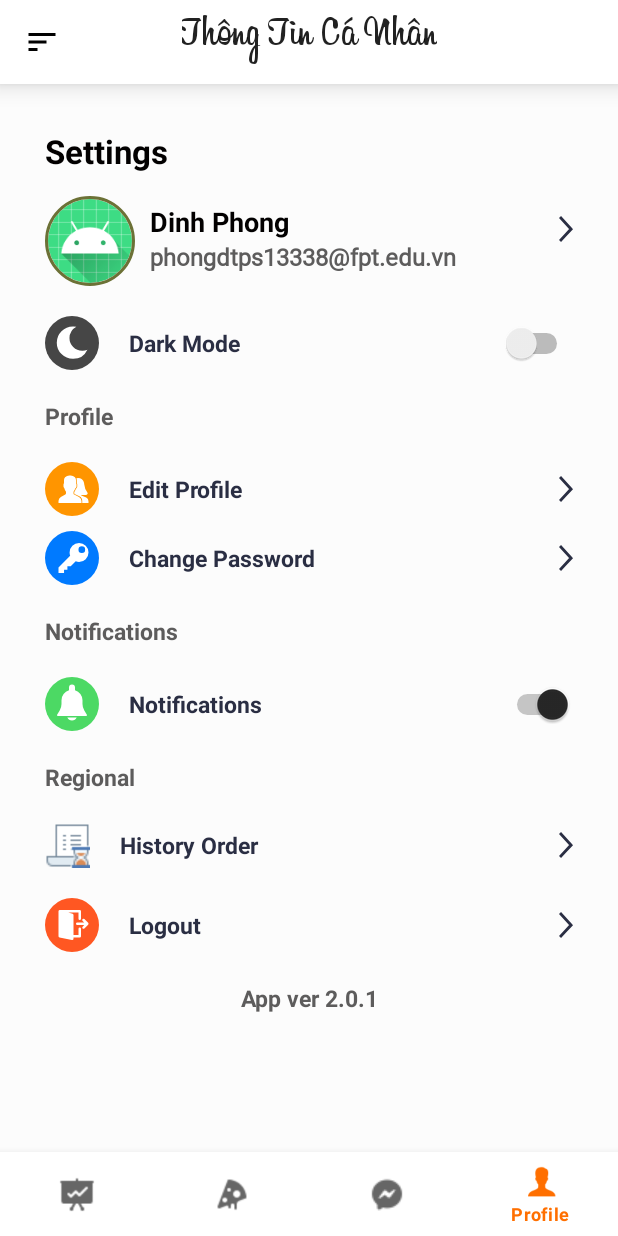
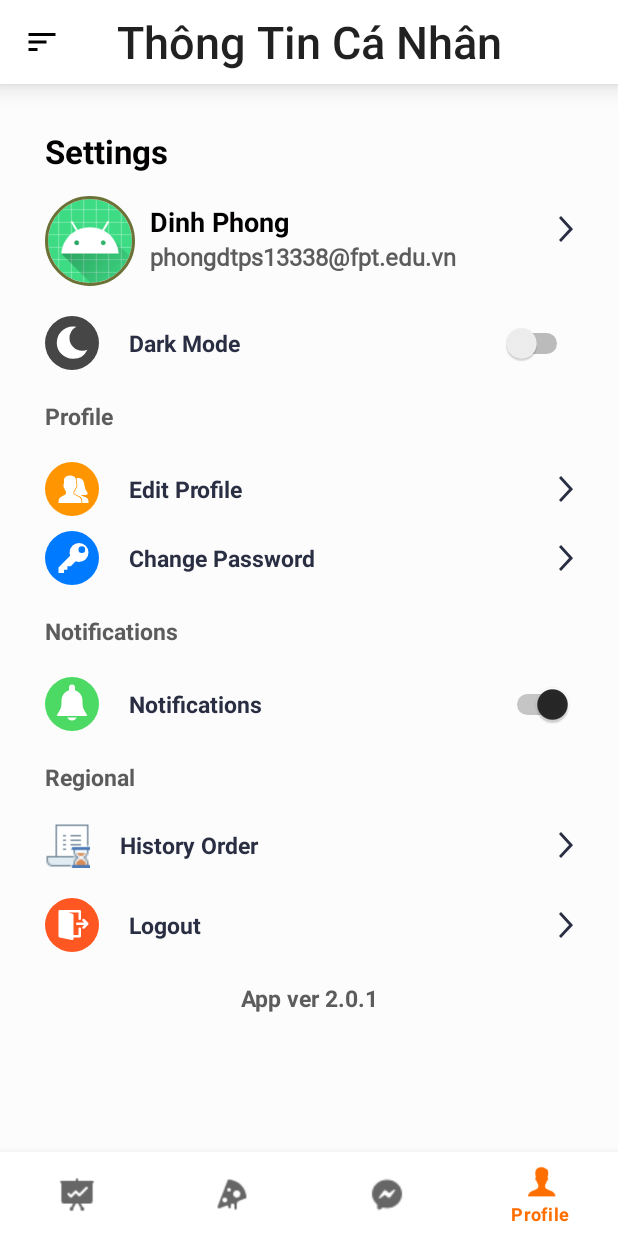
Before and after one commit to Thien-dtu/FoodStore, an Android app: the screen it shows after launch once a user with an empty profile is signed in (MainActivity), item 4 of the bottom bar chosen, on a phone screen of 412 x 824 dp. Run offline under Robolectric (Android 15) with nearby library versions, the phone set to English and light mode, and no system bars; our stand-ins replace CircleImageView, Firebase (no records; nobody signed in at launch, a user with empty details on screens opened directly), Picasso; libraries missing offline, so code that uses them is left out: com.github.mikephil.charting; pictures from the network do not load; 30 statements that could not run were skipped.

Commit message:
Update README.md

```diff
--- a/app/src/main/res/layout/activity_main.xml
+++ b/app/src/main/res/layout/activity_main.xml
@@ -20,9 +20,7 @@
             android:layout_width="wrap_content"
             android:layout_height="wrap_content"
             android:layout_gravity="center_horizontal"
-            android:fontFamily="@font/billabong"
-            android:layout_marginTop="5dp"
-            />
+            android:layout_marginTop="5dp" />
     </androidx.appcompat.widget.Toolbar>
     <FrameLayout
         android:id="@+id/fr_l"
```
Also changed, not shown: 6 other files.
